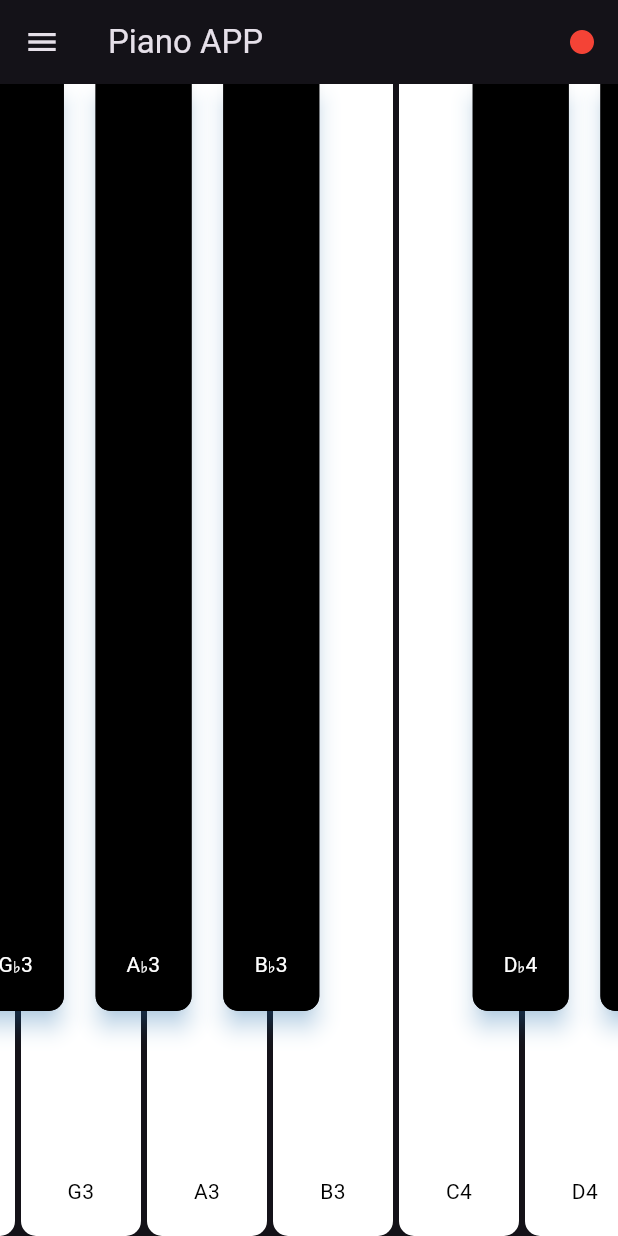
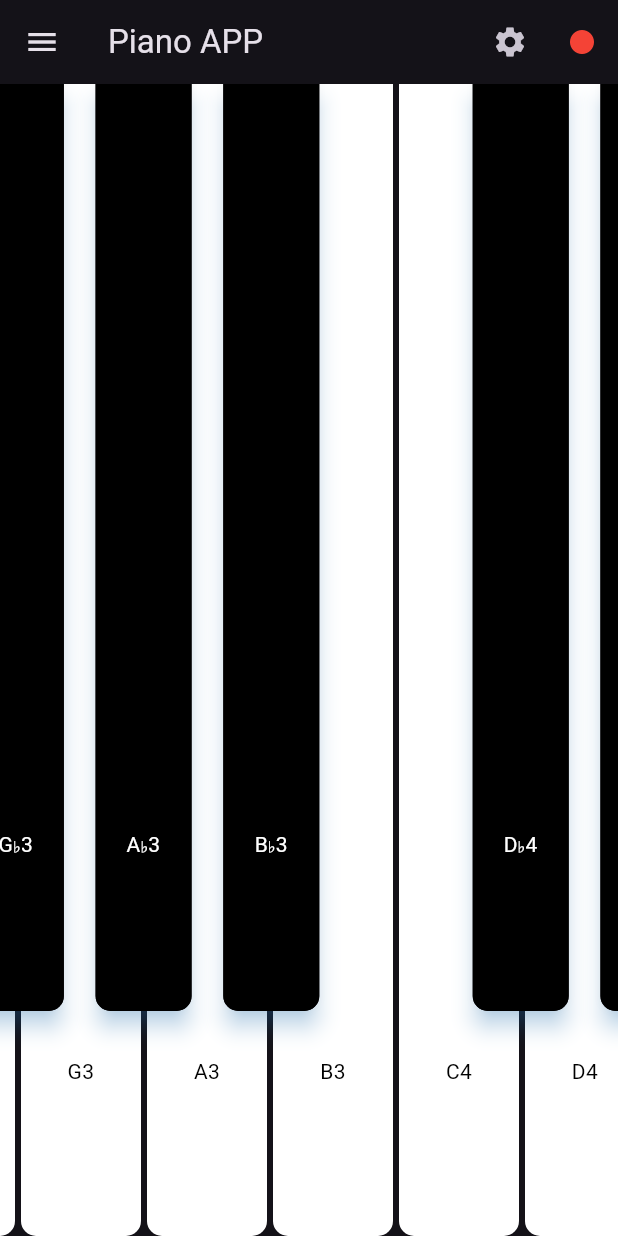
Before and after one commit to yw228/Chess-Music, a Flutter app: the screen it shows after launch, on a phone screen of 412 x 824 dp. Run offline on Flutter 3.47's test engine with Material 3 defaults, Android fonts, the phone set to English and light mode, and no system bars; our stand-ins replace audioplayers, auto_size_text, just_audio, permission_handler; missing offline and left inert: record, tonic.

Commit message:
add timer and setting button

```diff
--- a/Piano/lib/main.dart
+++ b/Piano/lib/main.dart
@@ -8,6 +8,7 @@ import 'package:record/record.dart';
 import 'package:permission_handler/permission_handler.dart';
 import 'package:path_provider/path_provider.dart';
 import 'dart:io';
+import 'dart:async';
 
 
 void main() => runApp(MyApp());
@@ -24,6 +25,9 @@ class _MyAppState extends State<MyApp> {
   bool _showLabels = true;
   bool _isRecording = false;
   final _audioRecorder = AudioRecorder();
+  Timer? _timer;
+  Duration _recordingDuration = Duration(); // Track the duration between current
+
 
 
   @override
@@ -32,6 +36,23 @@ class _MyAppState extends State<MyApp> {
     _requestPermission();
     // AudioPlayerService.instance.loadAudio('B4');
   }
+
+  @override
+  void dispose() {
+    _timer?.cancel(); // Ensure the timer is canceled when the widget is disposed
+    super.dispose();
+  }
+
+  void _startTimer() {
+    _timer?.cancel(); // Cancel any existing timer
+    _recordingDuration = Duration(); // Reset the duration
+    _timer = Timer.periodic(Duration(seconds: 1), (Timer timer) {
+      setState(() {
+        _recordingDuration += Duration(seconds: 1); // Update the duration
+      });
+    });
+  }
+
 
   Future<void> _requestPermission() async {
     var status = await Permission.microphone.status;
@@ -44,13 +65,22 @@ class _MyAppState extends State<MyApp> {
     final directory = await getApplicationDocumentsDirectory(); // Get the app's documents directory
     final String fileName = 'my_recording_${DateTime.now().millisecondsSinceEpoch}.m4a';
     final String filePath = '${directory.path}/$fileName';
-
+    _startTimer();
     await _audioRecorder.start(const RecordConfig() , path: filePath); // Start recording
     print('Recording started: $filePath');
 
     // Update your state to reflect that recording is in progress
     setState(() {
       _isRecording = true;
+    });
+  }
+
+  Future<void> stopRecording() async {
+    final directory = await getApplicationDocumentsDirectory();
+    // Your existing stop recording logic...
+    _timer?.cancel(); // Stop the timer when recording stops
+    setState(() {
+      _recordingDuration = Duration(); // Reset the duration
     });
   }
 
@@ -91,6 +121,22 @@ class _MyAppState extends State<MyApp> {
                   ]))),
           appBar: AppBar(title: Text("Piano APP"),
             actions: <Widget>[
+              IconButton(
+                icon: Icon(Icons.settings),
+                onPressed: () {
+                  // Your settings button action here
+                },
+              ),
+              if (_isRecording) // only display during recording
+                Padding(
+                  padding: const EdgeInsets.only(right: 16),
+                  child: Center(
+                    child: Text(
+                      "${_recordingDuration.inMinutes.remainder(60).toString().padLeft(2, '0')}:${_recordingDuration.inSeconds.remainder(60).toString().padLeft(2, '0')}",
+                      style: TextStyle(fontSize: 16),
+                    ),
+                  ),
+                ),
               IconButton(
                   icon: Icon(
                     _isRecording ? Icons.stop : Icons.fiber_manual_record,
@@ -176,7 +222,7 @@ class _MyAppState extends State<MyApp> {
         Positioned(
             left: 0.0,
             right: 0.0,
-            bottom: 20.0,
+            bottom: 100.0,
             child: _showLabels
                 ? Text(pitchName,
                 textAlign: TextAlign.center,
```
Also changed, not shown: 1 other file.
